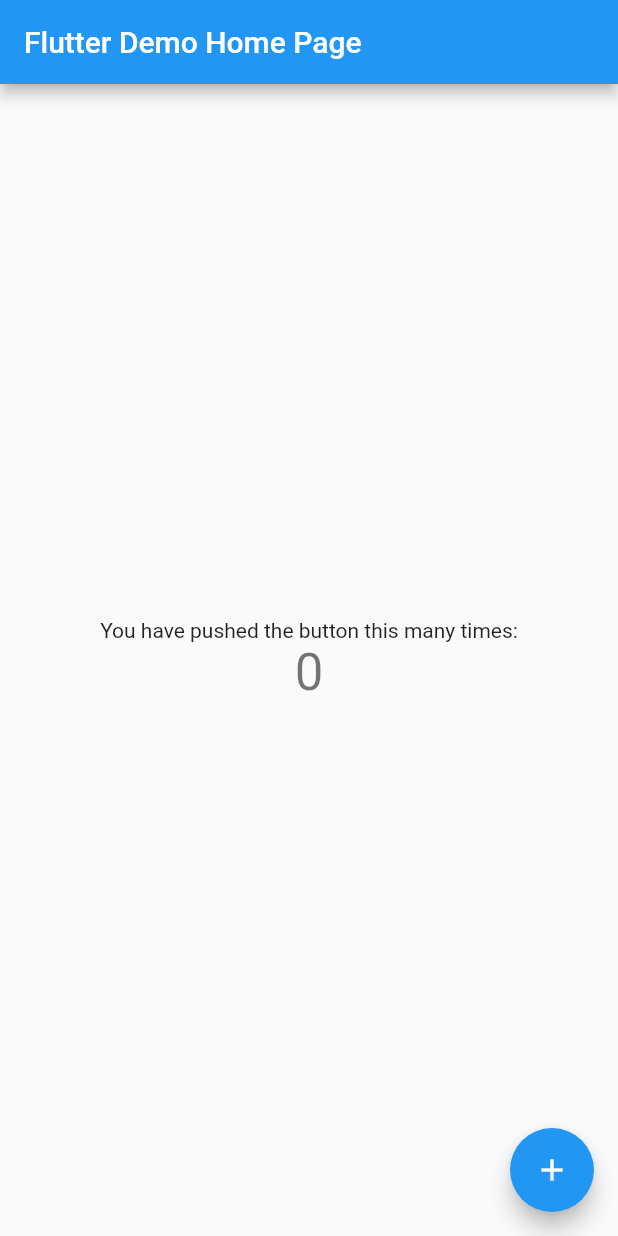
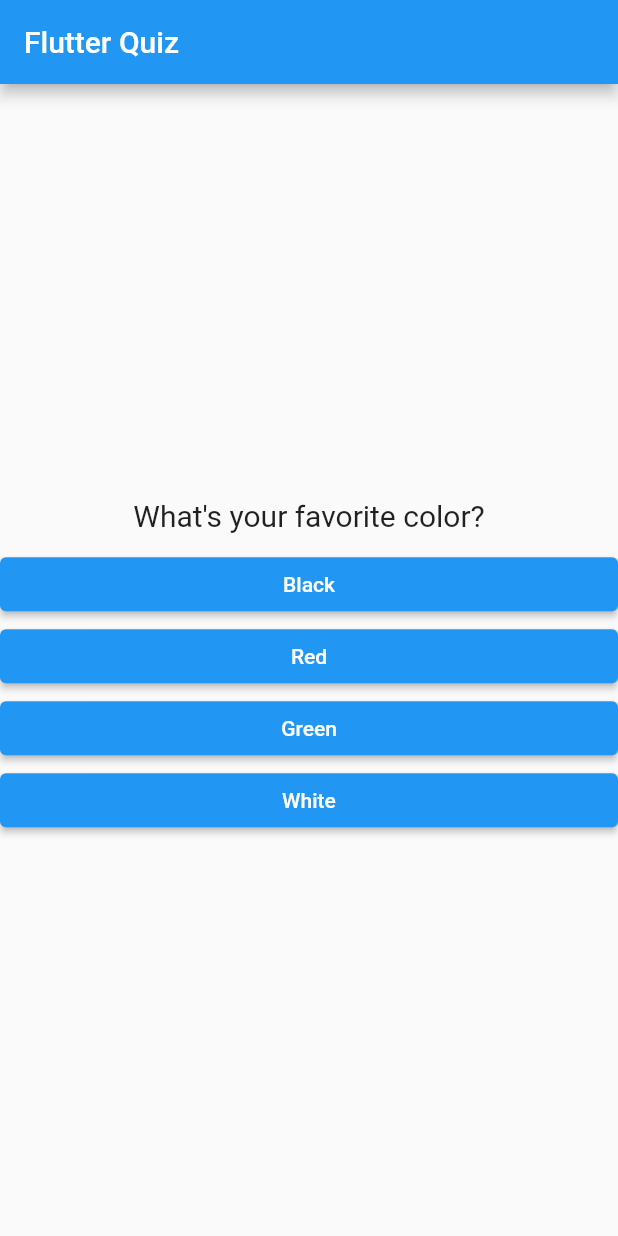
Before and after one commit to litesh1998/flutter_quiz, a Flutter app: the screen it shows after launch, on a phone screen of 412 x 824 dp. Run offline on Flutter 3.47's test engine with Material 2 defaults, Android fonts, the phone set to English and light mode, and no system bars.

Commit message:
final commit

```diff
--- /dev/null
+++ b/lib/answer.dart
@@ -0,0 +1,19 @@
+import 'package:flutter/material.dart';
+
+class Answer extends StatelessWidget {
+  final VoidCallback onPress;
+  final String answerText;
+
+  const Answer(this.answerText,this.onPress,{super.key});
+
+  @override
+  Widget build(BuildContext context) {
+    return SizedBox(
+      width: double.infinity,
+      child: ElevatedButton(
+        onPressed: onPress,
+        child: Text(answerText),
+      ),
+    );
+  }
+}
--- a/lib/main.dart
+++ b/lib/main.dart
@@ -1,115 +1,83 @@
 import 'package:flutter/material.dart';
 
+import './quiz.dart';
+import './result.dart';
 void main() {
-  runApp(const MyApp());
+  runApp(const MyAPP());
 }
 
-class MyApp extends StatelessWidget {
-  const MyApp({super.key});
+class MyAPP extends StatefulWidget {
+  const MyAPP({super.key});
 
-  // This widget is the root of your application.
   @override
-  Widget build(BuildContext context) {
-    return MaterialApp(
-      title: 'Flutter Demo',
-      theme: ThemeData(
-        // This is the theme of your application.
-        //
-        // Try running your application with "flutter run". You'll see the
-        // application has a blue toolbar. Then, without quitting the app, try
-        // changing the primarySwatch below to Colors.green and then invoke
-        // "hot reload" (press "r" in the console where you ran "flutter run",
-        // or simply save your changes to "hot reload" in a Flutter IDE).
-        // Notice that the counter didn't reset back to zero; the application
-        // is not restarted.
-        primarySwatch: Colors.blue,
-      ),
-      home: const MyHomePage(title: 'Flutter Demo Home Page'),
-    );
+  State<StatefulWidget> createState() {
+    return MyAppState();
   }
 }
 
-class MyHomePage extends StatefulWidget {
-  const MyHomePage({super.key, required this.title});
+class MyAppState extends State<MyAPP> {
+  var questionIndex = 0;
+  var _totalScore =0;
+  void answerQuestion(int score) {
+    setState(() {
+      questionIndex = questionIndex + 1;
+    });
+    _totalScore+=score;
+    print(_totalScore);
+    // print("Answer Pressed: $questionIndex ");
+  }
 
-  // This widget is the home page of your application. It is stateful, meaning
-  // that it has a State object (defined below) that contains fields that affect
-  // how it looks.
-
-  // This class is the configuration for the state. It holds the values (in this
-  // case the title) provided by the parent (in this case the App widget) and
-  // used by the build method of the State. Fields in a Widget subclass are
-  // always marked "final".
-
-  final String title;
-
-  @override
-  State<MyHomePage> createState() => _MyHomePageState();
-}
-
-class _MyHomePageState extends State<MyHomePage> {
-  int _counter = 0;
-
-  void _incrementCounter() {
+  void resetQuiz(){
     setState(() {
-      // This call to setState tells the Flutter framework that something has
-      // changed in this State, which causes it to rerun the build method below
-      // so that the display can reflect the updated values. If we changed
-      // _counter without calling setState(), then the build method would not be
-      // called again, and so nothing would appear to happen.
-      _counter++;
+      questionIndex=0;
+      _totalScore=0;
     });
   }
 
   @override
   Widget build(BuildContext context) {
-    // This method is rerun every time setState is called, for instance as done
-    // by the _incrementCounter method above.
-    //
-    // The Flutter framework has been optimized to make rerunning build methods
-    // fast, so that you can just rebuild anything that needs updating rather
-    // than having to individually change instances of widgets.
-    return Scaffold(
-      appBar: AppBar(
-        // Here we take the value from the MyHomePage object that was created by
-        // the App.build method, and use it to set our appbar title.
-        title: Text(widget.title),
+    var questions = [
+    {
+      'questionText': 'What\'s your favorite color?',
+      'answers': [
+        {'text': 'Black', 'score': 10},
+        {'text': 'Red', 'score': 5},
+        {'text': 'Green', 'score': 3},
+        {'text': 'White', 'score': 1},
+      ],
+    },
+    {
+      'questionText': 'What\'s your favorite animal?',
+      'answers': [
+        {'text': 'Rabbit', 'score': 3},
+        {'text': 'Snake', 'score': 11},
+        {'text': 'Elephant', 'score': 5},
+        {'text': 'Lion', 'score': 9},
+      ],
+    },
+    {
+      'questionText': 'Who\'s your favorite instructor?',
+      'answers': [
+        {'text': 'Max', 'score': 1},
+        {'text': 'Max', 'score': 1},
+        {'text': 'Max', 'score': 1},
+        {'text': 'Max', 'score': 1},
+      ],
+    },
+  ];
+
+    return MaterialApp(
+      home: Scaffold(
+        appBar: AppBar(
+          title: const Text("Flutter Quiz"),
+        ),
+        body: questionIndex < questions.length
+            ? Quiz(
+                answerQuestion: answerQuestion,
+                questionIndex: questionIndex,
+                questions: questions)
+            : Result(resetQuiz,_totalScore),
       ),
-      body: Center(
-        // Center is a layout widget. It takes a single child and positions it
-        // in the middle of the parent.
-        child: Column(
-          // Column is also a layout widget. It takes a list of children and
-          // arranges them vertically. By default, it sizes itself to fit its
-          // children horizontally, and tries to be as tall as its parent.
-          //
-          // Invoke "debug painting" (press "p" in the console, choose the
-          // "Toggle Debug Paint" action from the Flutter Inspector in Android
-          // Studio, or the "Toggle Debug Paint" command in Visual Studio Code)
-          // to see the wireframe for each widget.
-          //
-          // Column has various properties to control how it sizes itself and
-          // how it positions its children. Here we use mainAxisAlignment to
-          // center the children vertically; the main axis here is the vertical
-          // axis because Columns are vertical (the cross axis would be
-          // horizontal).
-          mainAxisAlignment: MainAxisAlignment.center,
-          children: <Widget>[
-            const Text(
-              'You have pushed the button this many times:',
-            ),
-            Text(
-              '$_counter',
-              style: Theme.of(context).textTheme.headline4,
-            ),
-          ],
-        ),
-      ),
-      floatingActionButton: FloatingActionButton(
-        onPressed: _incrementCounter,
-        tooltip: 'Increment',
-        child: const Icon(Icons.add),
-      ), // This trailing comma makes auto-formatting nicer for build methods.
     );
   }
 }
--- /dev/null
+++ b/lib/question.dart
@@ -0,0 +1,19 @@
+import 'package:flutter/material.dart';
+
+class Question extends StatelessWidget {
+  final String _questionText;
+  const Question(this._questionText, {super.key});
+
+  @override
+  Widget build(BuildContext context) {
+    return Container(
+      width: double.infinity,
+      margin: const EdgeInsets.all(10),
+      child: Text(
+        _questionText,
+        style: const TextStyle(fontSize: 20),
+        textAlign: TextAlign.center,
+      ),
+    );
+  }
+}
--- /dev/null
+++ b/lib/quiz.dart
@@ -0,0 +1,29 @@
+import 'package:flutter/material.dart';
+
+import './question.dart';
+import './answer.dart';
+
+class Quiz extends StatelessWidget {
+  final int questionIndex;
+  final Function answerQuestion;
+  final List<Map<String, Object>> questions;
+  const Quiz(
+      {required this.answerQuestion,
+      required this.questionIndex,
+      required this.questions,
+      super.key});
+
+  @override
+  Widget build(BuildContext context) {
+    return Column(
+        mainAxisAlignment: MainAxisAlignment.center,
+        children: <Widget>[
+          Question((questions[questionIndex]["questionText"] as String)),
+          ...(questions[questionIndex]["answers"] as List<Map<String, Object>>)
+              .map((answer) {
+            return Answer(answer["text"] as String,
+                () => answerQuestion(answer["score"] as int));
+          }),
+        ]);
+  }
+}
```
Also changed, not shown: lib/result.dart (added, +39 -0 lines), 2 other files.
